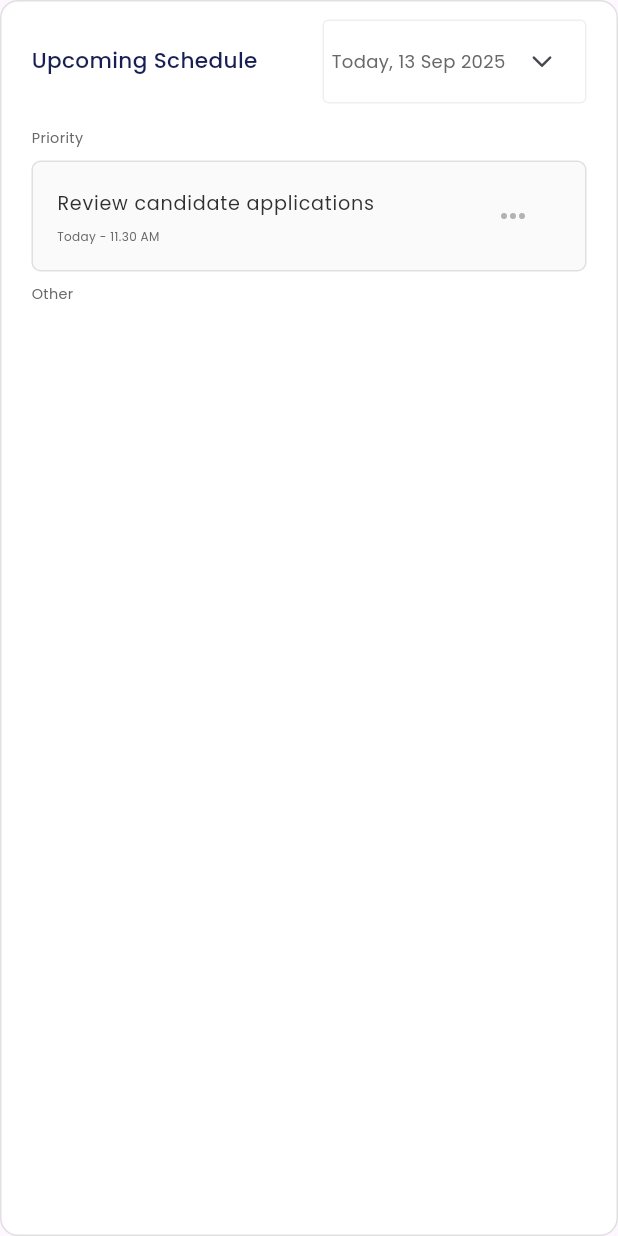
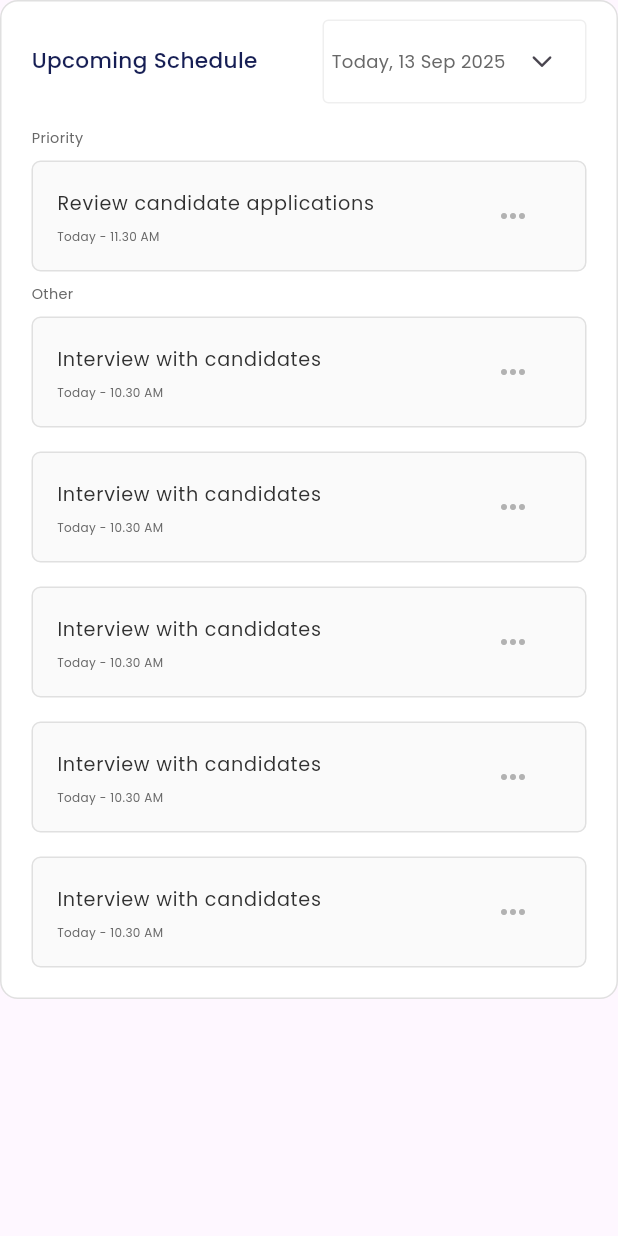
Before and after one commit to mano299/we_HR, a Flutter app: the Schedule widget shown alone on an empty page, opened directly, on a phone screen of 412 x 824 dp. Run offline on Flutter 3.47's test engine with Material 3 defaults, Android fonts, the phone set to English and light mode, and no system bars; our stand-ins replace flutter_svg.

Commit message:
create other list view

```diff
--- /dev/null
+++ b/lib/widgets/other_list_view.dart
@@ -0,0 +1,21 @@
+import 'package:flutter/material.dart';
+import 'package:we_hr/widgets/priority_item.dart';
+
+class OtherListView extends StatelessWidget {
+  const OtherListView({super.key});
+
+  @override
+  Widget build(BuildContext context) {
+    return ListView.builder(
+      shrinkWrap: true,
+      physics: NeverScrollableScrollPhysics(),
+      itemCount: 5,
+      itemBuilder: (context, index) {
+        return PriorityItem(
+          title: 'Interview with candidates',
+          subTitle: 'Today - 10.30 AM',
+        );
+      },
+    );
+  }
+}
--- a/lib/widgets/schedule.dart
+++ b/lib/widgets/schedule.dart
@@ -1,6 +1,6 @@
 import 'package:flutter/material.dart';
 import 'package:we_hr/utils/app_styles.dart';
-import 'package:we_hr/widgets/priority_item.dart';
+import 'package:we_hr/widgets/other_list_view.dart';
 import 'package:we_hr/widgets/schedule_header.dart';
 
 class Schedule extends StatelessWidget {
@@ -17,6 +17,7 @@ class Schedule extends StatelessWidget {
         color: Colors.white,
         borderRadius: BorderRadius.circular(12),
       ),
+      child: SingleChildScrollView(
         child: Padding(
           padding: const EdgeInsets.symmetric(horizontal: 20.0, vertical: 12),
           child: Column(
@@ -38,9 +39,51 @@ class Schedule extends StatelessWidget {
                 style: AppStyles.styleRegular10(context).copyWith(
                     fontSize: getResponsiveFontSize(context, fontSize: 12)),
               ),
+              OtherListView(),
             ],
+          ),
         ),
       ),
     );
   }
 }
+
+class PriorityItem extends StatelessWidget {
+  const PriorityItem({
+    super.key,
+    required this.title,
+    required this.subTitle,
+  });
+  final String title, subTitle;
+  @override
+  Widget build(BuildContext context) {
+    return Container(
+      margin: const EdgeInsets.symmetric(vertical: 8.0),
+      decoration: BoxDecoration(
+        borderRadius: BorderRadius.circular(6),
+        color: Color(0xffFAFAFA),
+        border: Border.all(color: Color(0xffE0E0E0)),
+      ),
+      child: ListTile(
+        title: Text(
+          title,
+          style: AppStyles.styleRegular16(context),
+        ),
+        subtitle: Padding(
+          padding: EdgeInsets.only(top: 6),
+          child: Text(
+            subTitle,
+            style: AppStyles.styleRegular10(context),
+          ),
+        ),
+        trailing: IconButton(
+          onPressed: () {},
+          icon: Icon(
+            Icons.more_horiz,
+            color: Color(0xffB2B2B2),
+          ),
+        ),
+      ),
+    );
+  }
+}
```
Lines whose indentation alone changed are shown as unchanged.
